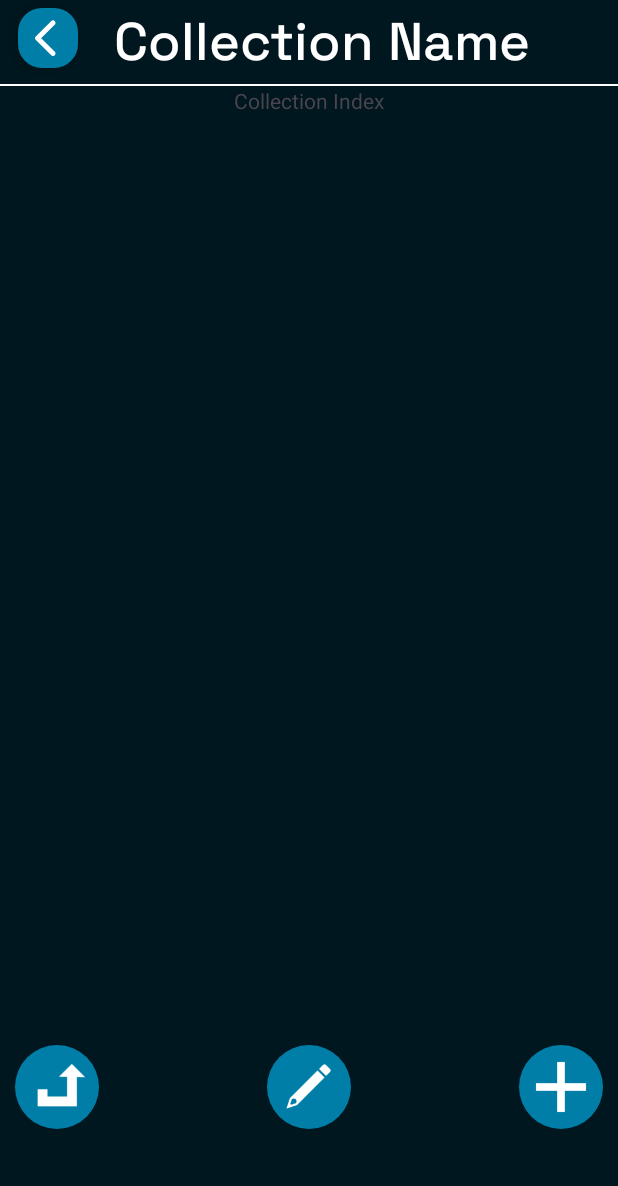
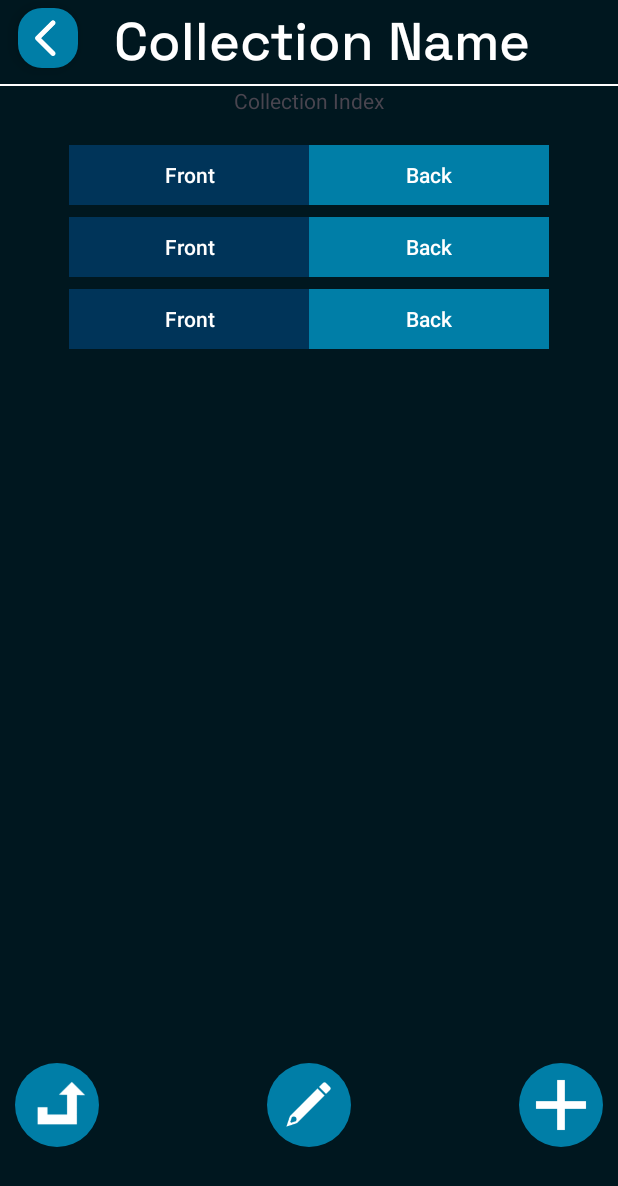
Before and after one commit to ImVulcrum/Flashcards, an Android app: the layout activity_flashcard_list.xml on its own in the app's theme, with its tools: preview values and no code run, on a phone screen of 412 x 824 dp. Shown: the top 1186 px of the screen. Run offline under Robolectric (Android 15) with nearby library versions, the phone set to English and light mode, and no system bars.

Commit message:
[v] changed the way the displaying flashcards view works, technically it should load a lot faster

```diff
--- a/app/src/main/res/layout/activity_flashcard_list.xml
+++ b/app/src/main/res/layout/activity_flashcard_list.xml
@@ -66,23 +66,17 @@
             android:gravity="center_horizontal"
             android:text="Collection Index" />
 
-        <ScrollView
-            android:id="@+id/scrollView2"
+        <androidx.recyclerview.widget.RecyclerView
+            android:id="@+id/flashcard_recycler_view"
             android:layout_width="wrap_content"
             android:layout_height="@dimen/collection_display_area_height"
             android:layout_gravity="center_horizontal"
-            android:layout_marginTop="20dp"
+            android:layout_marginTop="30dp"
+            android:layout_margin="16dp"
+            android:scrollbars="vertical"
             android:fadeScrollbars="false"
-            android:fillViewport="true"
-            android:scrollbarThumbVertical="@color/highlight">
-
-            <LinearLayout
-                android:id="@+id/container"
-                android:layout_width="match_parent"
-                android:layout_height="wrap_content"
-                android:orientation="vertical" />
-
-        </ScrollView>
+            android:scrollbarThumbVertical="@color/highlight"
+            tools:listitem="@layout/flashcard_list_view_normal"/>
 
         <LinearLayout
             android:layout_width="match_parent"
--- /dev/null
+++ b/app/src/main/res/layout/flashcard_list_view_normal.xml
@@ -0,0 +1,38 @@
+<LinearLayout xmlns:android="http://schemas.android.com/apk/res/android"
+    xmlns:app="http://schemas.android.com/apk/res-auto"
+    android:layout_width="match_parent"
+    android:layout_height="wrap_content"
+    android:orientation="horizontal"
+    android:layout_marginTop="0dp"
+    android:layout_marginBottom="0dp"
+    android:layout_marginStart="16dp"
+    android:layout_marginEnd="16dp">
+
+    <Button
+        android:id="@+id/btnFront"
+        android:layout_width="160dp"
+        android:layout_height="wrap_content"
+        android:backgroundTint="@color/primary"
+        android:ellipsize="end"
+        android:maxLines="1"
+        android:paddingLeft="10dp"
+        android:paddingRight="10dp"
+        android:text="Front"
+        app:cornerRadius="0dp"
+        app:strokeColor="@color/primary"
+        app:strokeWidth="3dp" />
+
+    <Button
+        android:id="@+id/btnBack"
+        android:layout_width="160dp"
+        android:layout_height="wrap_content"
+        android:backgroundTint="@color/highlight"
+        android:ellipsize="end"
+        android:maxLines="1"
+        android:paddingLeft="10dp"
+        android:paddingRight="10dp"
+        android:text="Back"
+        app:cornerRadius="0dp"
+        app:strokeColor="@color/highlight"
+        app:strokeWidth="3dp" />
+</LinearLayout>
```
Also changed, not shown: app/src/main/java/com/example/flashcards/FlashcardListActivity.kt (+45 -106 lines), app/src/main/java/com/example/flashcards/utils/DisplayingUtils.kt (added, +55 -0 lines), app/src/main/res/layout/flashcard_list_view_selected.xml (added, +38 -0 lines).
